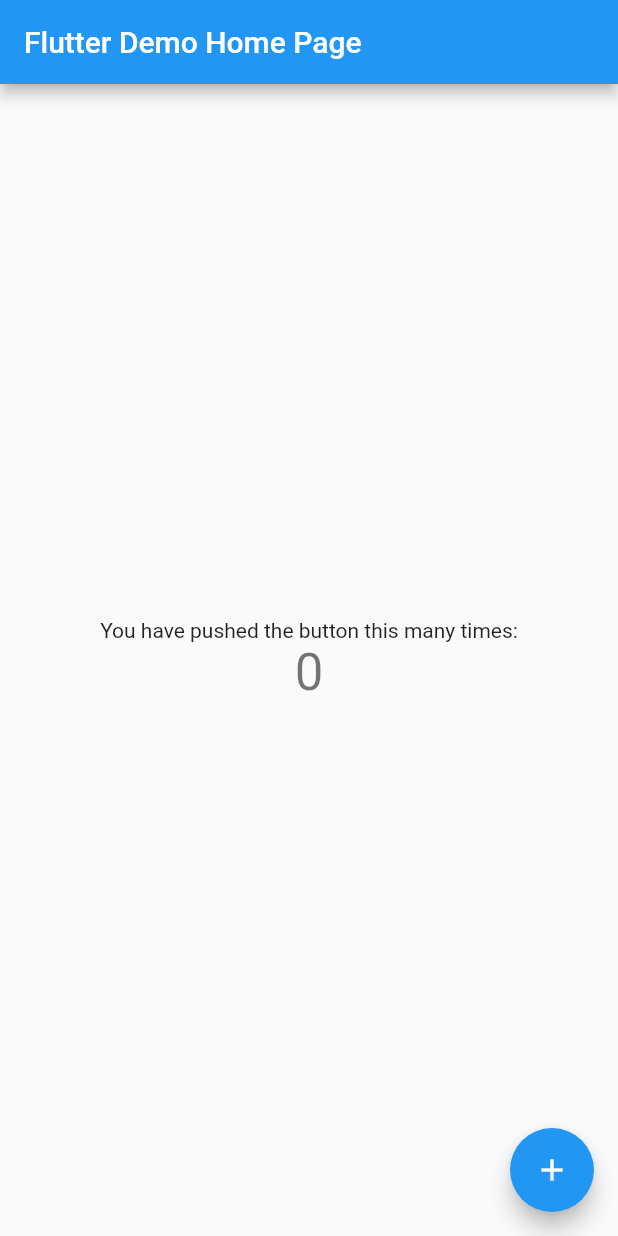
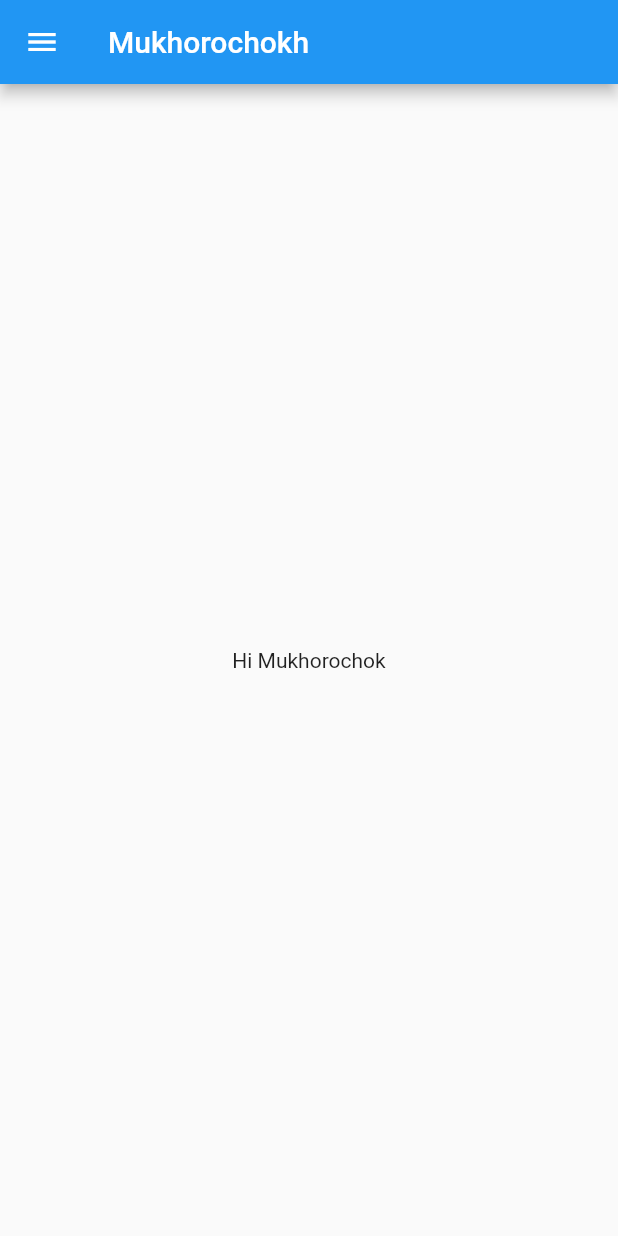
Before and after one commit to nahianalam18/mukhorochok, a Flutter app: the screen it shows after launch, on a phone screen of 412 x 824 dp. Run offline on Flutter 3.47's test engine with Material 2 defaults, Android fonts, the phone set to English and light mode, and no system bars.

```diff
--- a/lib/main.dart
+++ b/lib/main.dart
@@ -1,111 +1,65 @@
 import 'package:flutter/material.dart';
+import './items.dart';
 
 void main() => runApp(MyApp());
 
 class MyApp extends StatelessWidget {
-  // This widget is the root of your application.
+  final appTitle = 'Mukhorochokh';
+
   @override
   Widget build(BuildContext context) {
     return MaterialApp(
-      title: 'Flutter Demo',
-      theme: ThemeData(
-        // This is the theme of your application.
-        //
-        // Try running your application with "flutter run". You'll see the
-        // application has a blue toolbar. Then, without quitting the app, try
-        // changing the primarySwatch below to Colors.green and then invoke
-        // "hot reload" (press "r" in the console where you ran "flutter run",
-        // or simply save your changes to "hot reload" in a Flutter IDE).
-        // Notice that the counter didn't reset back to zero; the application
-        // is not restarted.
-        primarySwatch: Colors.blue,
-      ),
-      home: MyHomePage(title: 'Flutter Demo Home Page'),
+      title: appTitle,
+      home: MyHomePage(title: appTitle),
     );
   }
 }
 
-class MyHomePage extends StatefulWidget {
-  MyHomePage({Key key, this.title}) : super(key: key);
-
-  // This widget is the home page of your application. It is stateful, meaning
-  // that it has a State object (defined below) that contains fields that affect
-  // how it looks.
-
-  // This class is the configuration for the state. It holds the values (in this
-  // case the title) provided by the parent (in this case the App widget) and
-  // used by the build method of the State. Fields in a Widget subclass are
-  // always marked "final".
-
+class MyHomePage extends StatelessWidget {
   final String title;
 
-  @override
-  _MyHomePageState createState() => _MyHomePageState();
-}
-
-class _MyHomePageState extends State<MyHomePage> {
-  int _counter = 0;
-
-  void _incrementCounter() {
-    setState(() {
-      // This call to setState tells the Flutter framework that something has
-      // changed in this State, which causes it to rerun the build method below
-      // so that the display can reflect the updated values. If we changed
-      // _counter without calling setState(), then the build method would not be
-      // called again, and so nothing would appear to happen.
-      _counter++;
-    });
-  }
+  MyHomePage({Key key, this.title}) : super(key: key);
 
   @override
   Widget build(BuildContext context) {
-    // This method is rerun every time setState is called, for instance as done
-    // by the _incrementCounter method above.
-    //
-    // The Flutter framework has been optimized to make rerunning build methods
-    // fast, so that you can just rebuild anything that needs updating rather
-    // than having to individually change instances of widgets.
     return Scaffold(
-      appBar: AppBar(
-        // Here we take the value from the MyHomePage object that was created by
-        // the App.build method, and use it to set our appbar title.
-        title: Text(widget.title),
-      ),
-      body: Center(
-        // Center is a layout widget. It takes a single child and positions it
-        // in the middle of the parent.
-        child: Column(
-          // Column is also a layout widget. It takes a list of children and
-          // arranges them vertically. By default, it sizes itself to fit its
-          // children horizontally, and tries to be as tall as its parent.
-          //
-          // Invoke "debug painting" (press "p" in the console, choose the
-          // "Toggle Debug Paint" action from the Flutter Inspector in Android
-          // Studio, or the "Toggle Debug Paint" command in Visual Studio Code)
-          // to see the wireframe for each widget.
-          //
-          // Column has various properties to control how it sizes itself and
-          // how it positions its children. Here we use mainAxisAlignment to
-          // center the children vertically; the main axis here is the vertical
-          // axis because Columns are vertical (the cross axis would be
-          // horizontal).
-          mainAxisAlignment: MainAxisAlignment.center,
+      appBar: AppBar(title: Text(title)),
+      body: Center(child: Text('Hi Mukhorochok')),
+      drawer: Drawer(
+        // Add a ListView to the drawer. This ensures the user can scroll
+        // through the options in the drawer if there isn't enough vertical
+        // space to fit everything.
+        child: ListView(
+          // Important: Remove any padding from the ListView.
+          padding: EdgeInsets.zero,
           children: <Widget>[
-            Text(
-              'You have pushed the button this many times:',
+            DrawerHeader(
+              child: Text('Menu'),
+              decoration: BoxDecoration(
+                color: Colors.blue,
+              ),
             ),
-            Text(
-              '$_counter',
-              style: Theme.of(context).textTheme.display1,
+            ListTile(
+              title: Text('Profile'),
+              onTap: () {
+                // Update the state of the app
+                // ...
+                // Then close the drawer
+                Navigator.pop(context);
+              },
+            ),
+            ListTile(
+              title: Text('Orders'),
+              onTap: () {
+                // Update the state of the app
+                // ...
+                // Then close the drawer
+                Navigator.pop(context);
+              },
             ),
           ],
         ),
       ),
-      floatingActionButton: FloatingActionButton(
-        onPressed: _incrementCounter,
-        tooltip: 'Increment',
-        child: Icon(Icons.add),
-      ), // This trailing comma makes auto-formatting nicer for build methods.
     );
   }
 }
```
Also changed, not shown: lib/items.dart (added, +21 -0 lines).
